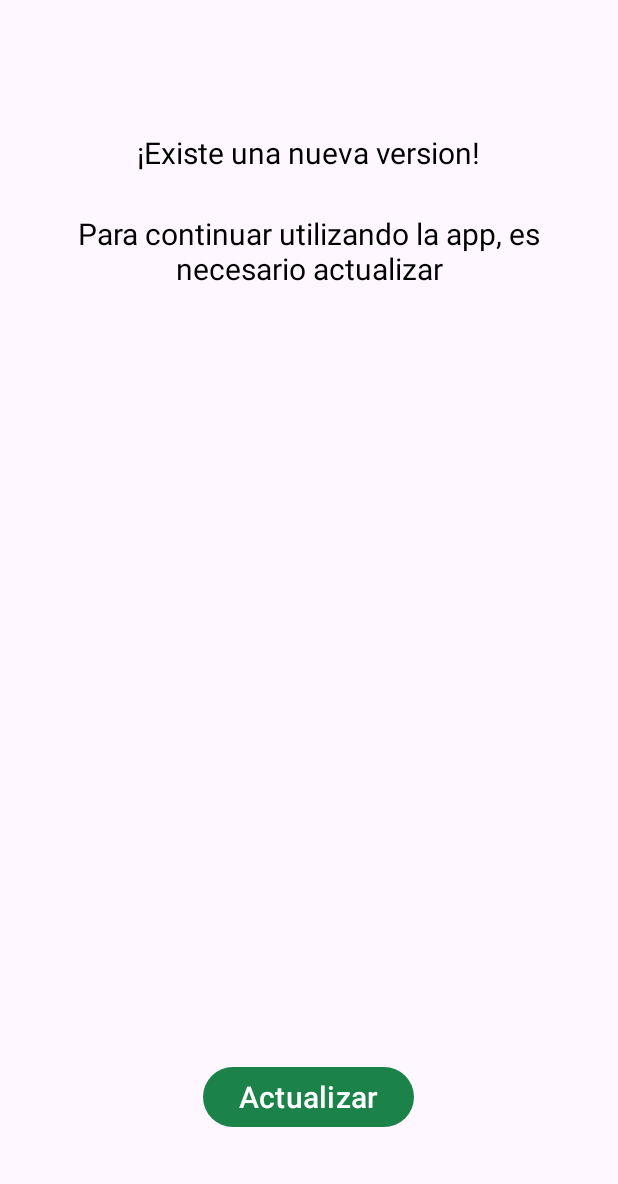
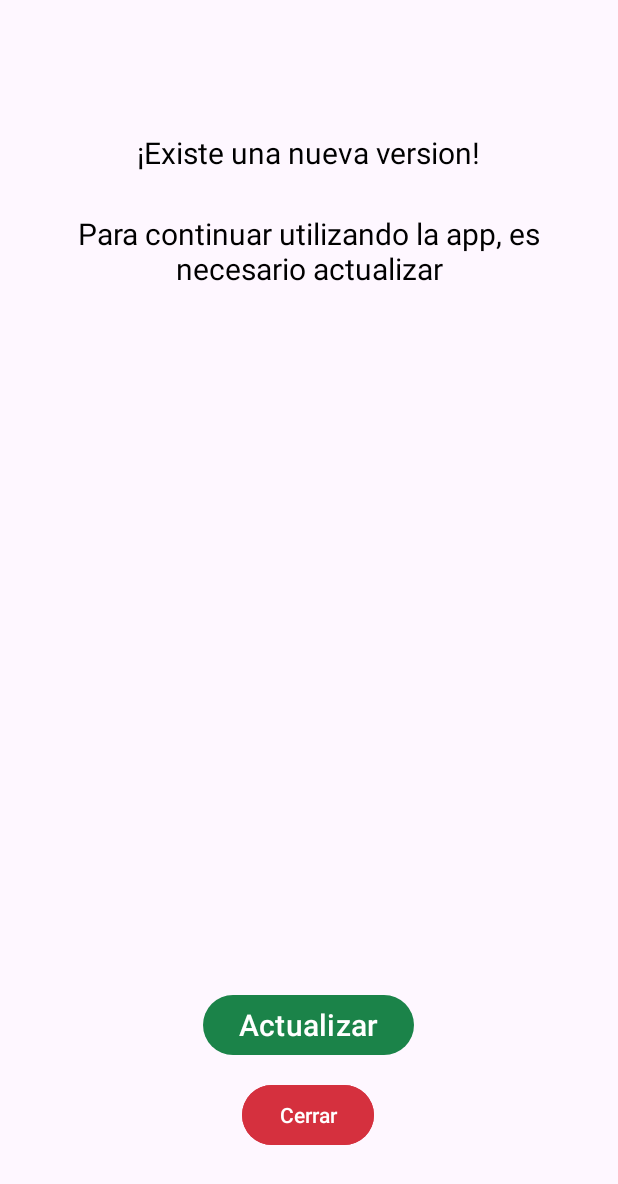
Before and after one commit to naachocaceress/EscanerVidon, an Android app: the screen it shows after launch (Pantalla_Actualizar), on a phone screen of 412 x 824 dp. Shown: the top 1184 px of the screen. Run offline under Robolectric (Android 15) with nearby library versions, the phone set to English and light mode, and no system bars; our stand-ins replace Firebase (no records; nobody signed in at launch, a user with empty details on screens opened directly); 3 statements that could not run were skipped.

Commit message:
Version 1.4.1 - Agregado boton cerrar en actualizador

```diff
--- a/app/build.gradle.kts
+++ b/app/build.gradle.kts
@@ -12,7 +12,7 @@ android {
         minSdk = 24
         targetSdk = 33
         versionCode = 1
-        versionName = "1.4"
+        versionName = "1.4.1"
 
         testInstrumentationRunner = "androidx.test.runner.AndroidJUnitRunner"
     }
@@ -37,7 +37,9 @@ dependencies {
     implementation("androidx.appcompat:appcompat:1.6.1")
     implementation("com.google.android.material:material:1.8.0")
     implementation("androidx.constraintlayout:constraintlayout:2.1.4")
+
     implementation("com.journeyapps:zxing-android-embedded:4.3.0")
+
     testImplementation("junit:junit:4.13.2")
     androidTestImplementation("androidx.test.ext:junit:1.1.5")
     androidTestImplementation("androidx.test.espresso:espresso-core:3.5.1")
--- a/app/src/main/AndroidManifest.xml
+++ b/app/src/main/AndroidManifest.xml
@@ -33,7 +33,7 @@
         <activity android:name=".Pantalla_Actualizar" />
         <activity
             android:name=".MainActivity"
-            android:exported="false"></activity>
+            android:exported="false" />
         <activity
             android:name="com.journeyapps.barcodescanner.CaptureActivity"
             android:screenOrientation="portrait"
--- a/app/src/main/java/com/example/escanervidon/Pantalla_Actualizar.java
+++ b/app/src/main/java/com/example/escanervidon/Pantalla_Actualizar.java
@@ -13,6 +13,7 @@ public class Pantalla_Actualizar extends AppCompatActivity {
 
     private MyReceiver downloadReceiver;
     private Button btnDescargar;
+    private Button btnCerrar;
 
     private String url, version;
 
@@ -34,6 +35,15 @@ public class Pantalla_Actualizar extends AppCompatActivity {
                 downloadReceiver.Descargar(url, "nombre_del_archivo.apk");
             }
         });
+
+        btnCerrar = findViewById(R.id.btnCerrar);
+        btnCerrar.setOnClickListener(new View.OnClickListener(){
+            @Override
+            public void onClick(View view) {
+                Intent intent = new Intent(Pantalla_Actualizar.this, MainActivity.class);
+                startActivity(intent);
+            }
+        });
     }
 
     @Override
--- a/app/src/main/java/com/example/escanervidon/Pantalla_Principal.java
+++ b/app/src/main/java/com/example/escanervidon/Pantalla_Principal.java
@@ -23,7 +23,7 @@ import com.google.firebase.database.FirebaseDatabase;
 import com.google.firebase.database.ValueEventListener;
 
 public class Pantalla_Principal extends AppCompatActivity {
-    String version_actual = "1.4";
+    String version_actual = "1.4.1";
     String version_firebase;
     String url_firebase;
 
--- a/app/src/main/res/layout/pantalla_actualizar.xml
+++ b/app/src/main/res/layout/pantalla_actualizar.xml
@@ -19,7 +19,7 @@
         app:layout_constraintHorizontal_bias="0.498"
         app:layout_constraintStart_toStartOf="parent"
         app:layout_constraintTop_toBottomOf="@+id/textView3"
-        app:layout_constraintVertical_bias="0.881" />
+        app:layout_constraintVertical_bias="0.798" />
 
     <TextView
         android:id="@+id/textView"
@@ -48,4 +48,17 @@
         app:layout_constraintStart_toStartOf="parent"
         app:layout_constraintTop_toBottomOf="@+id/textView" />
 
+    <Button
+        android:id="@+id/btnCerrar"
+        android:layout_width="wrap_content"
+        android:layout_height="wrap_content"
+        android:backgroundTint="#d5303e"
+        android:text="Cerrar"
+        app:layout_constraintBottom_toBottomOf="parent"
+        app:layout_constraintEnd_toEndOf="parent"
+        app:layout_constraintHorizontal_bias="0.498"
+        app:layout_constraintStart_toStartOf="parent"
+        app:layout_constraintTop_toBottomOf="@+id/btn_Actualizar"
+        app:layout_constraintVertical_bias="0.179" />
+
 </androidx.constraintlayout.widget.ConstraintLayout>
```
